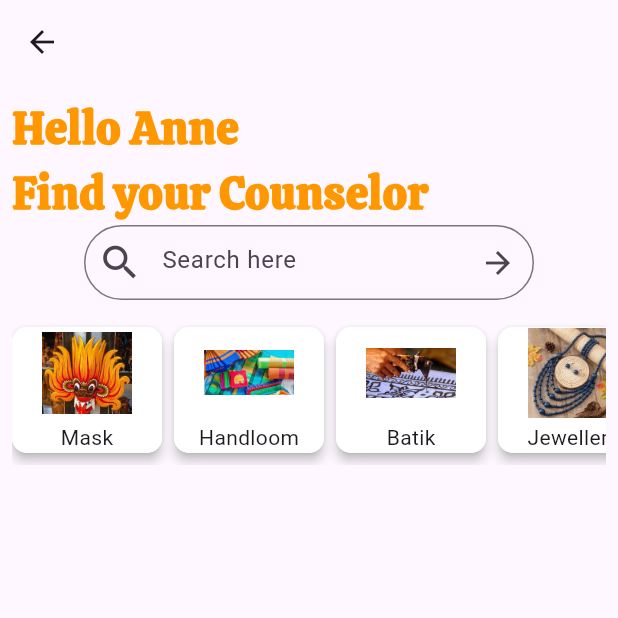
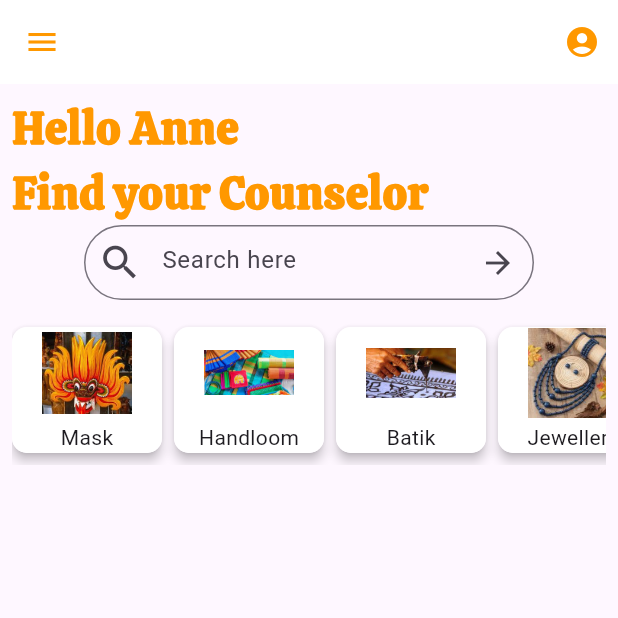
Before and after one commit to kasunipalliyaguruge/HandiChatCraft, a Flutter app: the CounselorPage screen opened directly, on a phone screen of 412 x 824 dp, the top half of it. Run offline on Flutter 3.47's test engine with Material 3 defaults, Android fonts, the phone set to English and light mode, and no system bars; our stand-ins replace calendar_date_picker2, cloud_firestore, device_preview, firebase_core, flutter_rating_bar; accounts and stored records are empty.

Commit message:
fourteenth commit

```diff
--- a/handichatcraft_w1985612/lib/model/category_model.dart
+++ b/handichatcraft_w1985612/lib/model/category_model.dart
@@ -28,10 +28,10 @@ List categoryDataList = [
       active: false),
   CategoryModel(
       categoryname: "Pottery",
-      imagePath: "asset/images/Pottery1.jpg",
+      imagePath: "asset/images/Pottery.jpg",
       active: false),
   CategoryModel(
-      categoryname: "ResinArt",
+      categoryname: "Resin Art",
       imagePath: "asset/images/ResinArt.jpg",
       active: false),
   CategoryModel(
--- a/handichatcraft_w1985612/lib/pages/counselor_page.dart
+++ b/handichatcraft_w1985612/lib/pages/counselor_page.dart
@@ -2,6 +2,7 @@ import 'package:cloud_firestore/cloud_firestore.dart';
 import 'package:flutter/material.dart';
 import 'package:handichatcraft_w1985612/model/counselor_model.dart';
 import 'package:handichatcraft_w1985612/widget/category.dart';
+import 'package:handichatcraft_w1985612/widget/constant.dart';
 import 'package:handichatcraft_w1985612/widget/counselor_list.dart';
 import 'package:handichatcraft_w1985612/widget/search_box.dart';
 
@@ -27,7 +28,6 @@ class _CounselorPageState extends State<CounselorPage> {
                 .toList();
       },
     );
-
   }
 
   void getCounselors() {
@@ -52,16 +52,32 @@ class _CounselorPageState extends State<CounselorPage> {
     getCounselors();
   }
 
-
-
-
-
-
   @override
   Widget build(BuildContext context) {
     return Scaffold(
-      appBar: AppBar(),
+      appBar: AppBar(
+        backgroundColor: white,
+        leading: IconButton(
+          onPressed: () {
+            Navigator.pop(context);
+          },
+          icon: const Icon(
+            Icons.menu,
+            color: Colors.orange,
+          ),
+        ),
+        actions: [
+          IconButton(
+            onPressed: () {
 
+            },
+            icon: const Icon(
+              Icons.account_circle,
+              color: Colors.orange,
+            ),
+          ),
+        ],
+      ),
       body: Padding(
         padding: const EdgeInsets.all(8.0),
         child: Column(
@@ -94,7 +110,7 @@ class _CounselorPageState extends State<CounselorPage> {
             const SizedBox(
               height: 10,
             ),
-            Container(
+            SizedBox(
               height: 100,
               child: CategoryCard(
                 callback: filter,
@@ -104,7 +120,6 @@ class _CounselorPageState extends State<CounselorPage> {
               height: 30,
             ),
             CounselorList(
-
               filteredList: filteredList,
             ),
             const SizedBox(
--- a/handichatcraft_w1985612/lib/pages/counselor_profiles.dart
+++ b/handichatcraft_w1985612/lib/pages/counselor_profiles.dart
@@ -129,7 +129,7 @@ class CounselorProfile extends StatelessWidget {
                               ),
                             ));
                       },
-                      child: Text(
+                      child: const Text(
                         "Appointment",
                         style: TextStyle(
                           fontFamily: "Lalezar",
@@ -140,7 +140,7 @@ class CounselorProfile extends StatelessWidget {
                       ),
                     ),
                   ),
-                  SizedBox(
+                  const SizedBox(
                     height: 20,
                   ),
                 ],
--- a/handichatcraft_w1985612/lib/pages/feedback_page.dart
+++ b/handichatcraft_w1985612/lib/pages/feedback_page.dart
@@ -116,7 +116,7 @@ class _FeedbackPageState extends State<FeedbackPage> {
             height: 40,
           ),
           Padding(
-            padding: EdgeInsets.only(left: 40, right: 40),
+            padding: const EdgeInsets.only(left: 40, right: 40),
             child: SizedBox(
               height: 200,
               width: 400,
@@ -127,7 +127,7 @@ class _FeedbackPageState extends State<FeedbackPage> {
                 decoration: const InputDecoration(
                     hintText: "type something...",
                     filled: true,
-                    fillColor: Colors.grey),
+                    fillColor: Color.fromARGB(255, 234, 234, 234)),
               ),
             ),
           ),
--- a/handichatcraft_w1985612/lib/widget/booking_card.dart
+++ b/handichatcraft_w1985612/lib/widget/booking_card.dart
@@ -20,7 +20,7 @@ class BookingCard extends StatelessWidget {
             children: [
               userDetails(bookingModel.counselor, context),
               //SizedBox(height: MediaQuery.of(context).size.height * 0.07),
-              Divider(),
+              const Divider(),
               Expanded(child: bookingDetails(bookingModel)),
             ],
           ),
--- a/handichatcraft_w1985612/lib/widget/bottom_nav_bar.dart
+++ b/handichatcraft_w1985612/lib/widget/bottom_nav_bar.dart
@@ -71,7 +71,7 @@ class _BottomNavBarState extends State<BottomNavBar> {
 
 List<IconData> listOfIcons = [
   Icons.home,
-  Icons.feedback_rounded,
+  Icons.rate_review,
   Icons.chat,
   Icons.calendar_month,
   Icons.person,
--- a/handichatcraft_w1985612/lib/widget/button_row.dart
+++ b/handichatcraft_w1985612/lib/widget/button_row.dart
@@ -82,7 +82,7 @@ class ButtonRow extends StatelessWidget {
               style: ElevatedButton.styleFrom(
                 backgroundColor: selected == index && row == active
                     ? primaryColor
-                    : Color.fromARGB(255, 233, 204, 167),
+                    : Color.fromARGB(255, 230, 200, 162),
               ),
             ),
           ),
--- a/handichatcraft_w1985612/lib/widget/rating_card.dart
+++ b/handichatcraft_w1985612/lib/widget/rating_card.dart
@@ -17,6 +17,7 @@ class RatingCard extends StatelessWidget {
       height: 100.0,
       decoration: BoxDecoration(
         borderRadius: BorderRadius.circular(20),
+        color: const Color.fromARGB(255, 234, 234, 234)
       ),
       // Set the desired height
 
@@ -63,7 +64,7 @@ class RatingCard extends StatelessWidget {
               itemCount: 5,
               itemSize: 20.0,
               itemPadding: EdgeInsets.symmetric(horizontal: 0.0),
-              itemBuilder: (context, _) => Icon(
+              itemBuilder: (context, _) => const Icon(
                 Icons.star,
                 color: Colors.amber,
               ),
@@ -71,7 +72,7 @@ class RatingCard extends StatelessWidget {
                 // Handle rating updates here
               },
             ),
-            SizedBox(
+            const SizedBox(
               height: 5,
             ),
             Text(feedback.feedback)
```
Also changed, not shown: handichatcraft_w1985612/lib/widget/time_button.dart (+4 -4 lines), handichatcraft_w1985612/asset/images/Pottery.jpg (renamed from handichatcraft_w1985612/asset/images/Pottery1.jpg).
